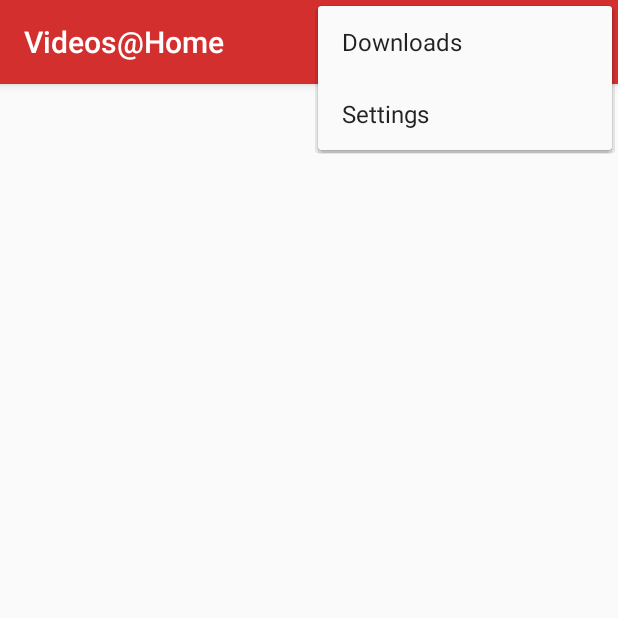
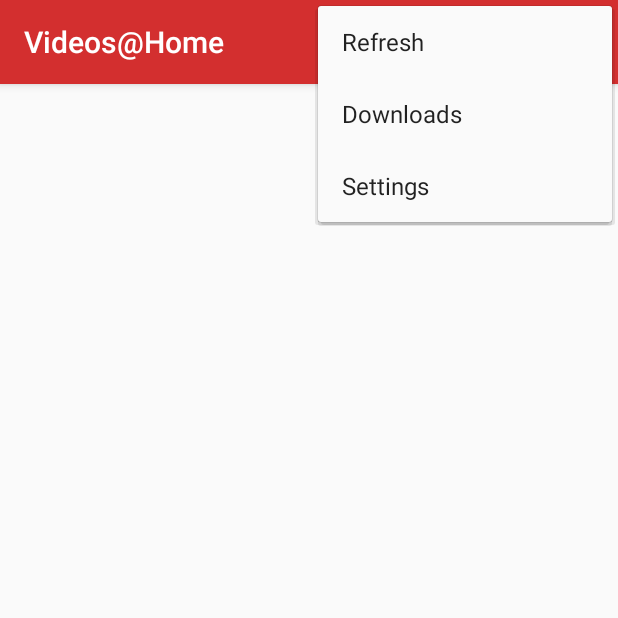
Before and after one commit to hudren/video-android, an Android app: the screen it shows after launch (HomeActivity), with the options menu open, on a phone screen of 412 x 824 dp, the top half of it. Run offline under Robolectric (Android 15) with nearby library versions, the phone set to English and light mode, and no system bars; libraries missing offline, so code that uses them is left out: com.google.sample.castcompanionlibrary; plain views replace MiniController; 4 statements that could not run were skipped.

Commit message:
Moved refresh off action bar

```diff
--- a/video-client/src/main/res/menu/home.xml
+++ b/video-client/src/main/res/menu/home.xml
@@ -13,8 +13,7 @@
     <item
         android:id="@+id/action_refresh"
         android:icon="@drawable/ic_refresh_white_24dp"
-        android:title="@string/action_refresh"
-        app:showAsAction="ifRoom"/>
+        android:title="@string/action_refresh"/>
 
     <!--
     <item
```
